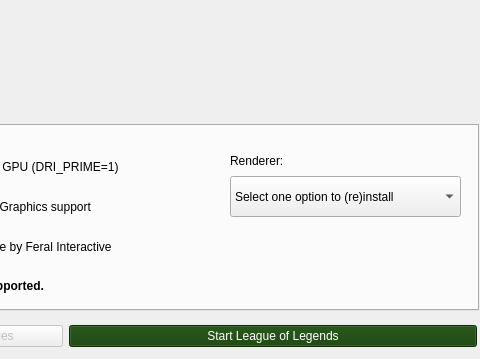
This is src/python_src/ui/installer.ui in polkaulfield/lol-for-linux-installer as Qt 5 draws it before an edit; both pictures show x 122 to 602 and y 93 to 452 of the 602 by 452 pixel window. The edited form follows.
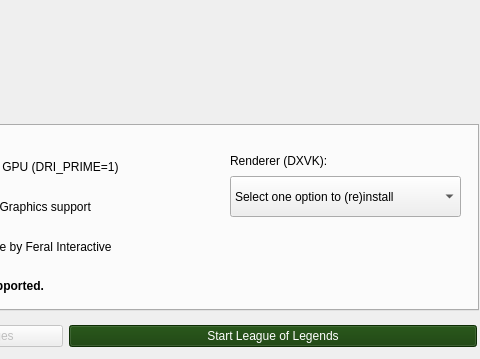
This is the edited form. Icons and pictures are not drawn.

Commit message: Be clear about the user being able to install DXVK

Diff of the .ui file:
```diff
--- a/src/python_src/ui/installer.ui
+++ b/src/python_src/ui/installer.ui
@@ -899,7 +899,7 @@
                   </rect>
                  </property>
                  <property name="text">
-                  <string>Renderer:</string>
+                  <string>Renderer (DXVK):</string>
                  </property>
                 </widget>
                 <widget class="QCheckBox" name="Usenvidiahybrid">
```
